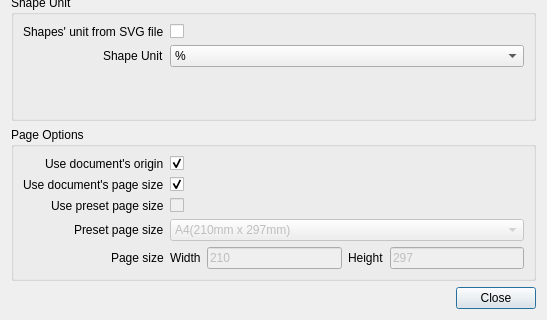
Old version of the form src/ui/ImportSVGDialog.ui in the repository oneminute/LaserController; both pictures show x 0 to 547 and y 149 to 469 of the 547 by 469 pixel window.
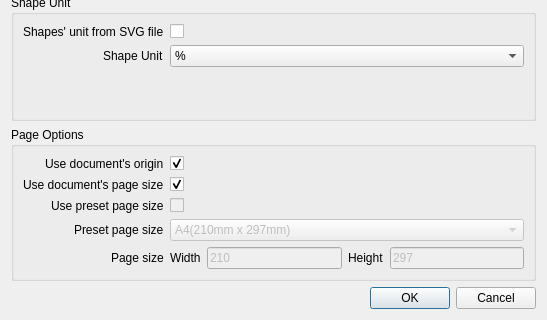
New version of the form.

```diff
--- a/src/ui/ImportSVGDialog.ui
+++ b/src/ui/ImportSVGDialog.ui
@@ -323,7 +323,7 @@
       <enum>Qt::Horizontal</enum>
      </property>
      <property name="standardButtons">
-      <set>QDialogButtonBox::Close</set>
+      <set>QDialogButtonBox::Cancel|QDialogButtonBox::Ok</set>
      </property>
     </widget>
    </item>
```
Left out of the diff: 4 changed lines with no effect on the pictures.
